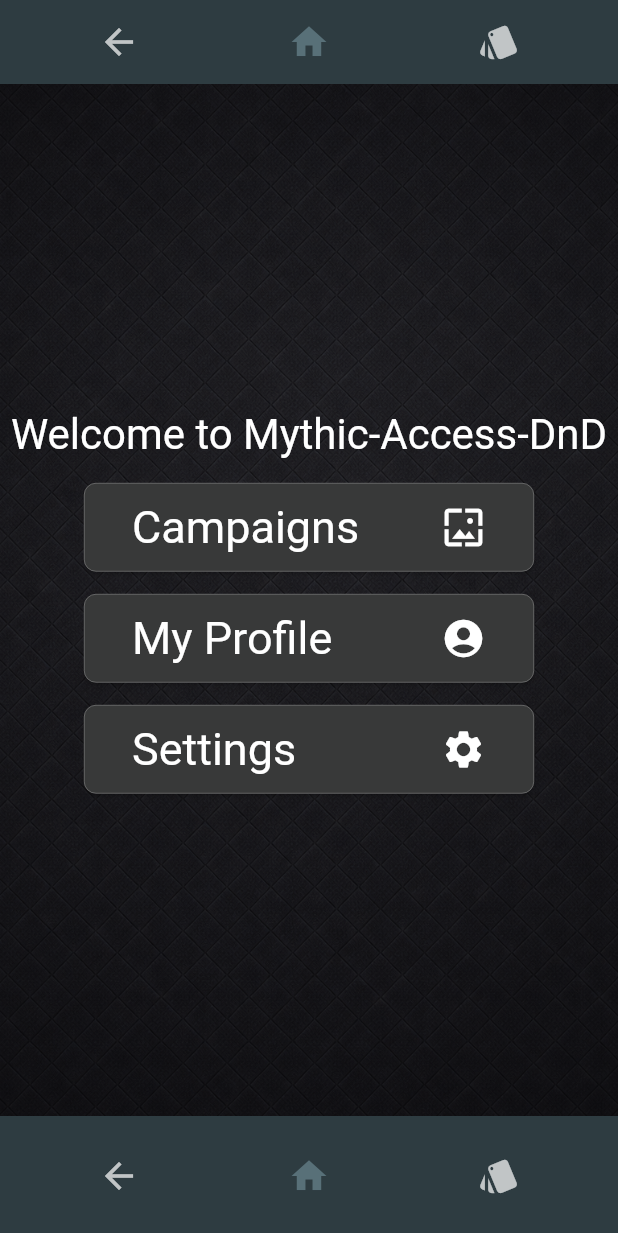
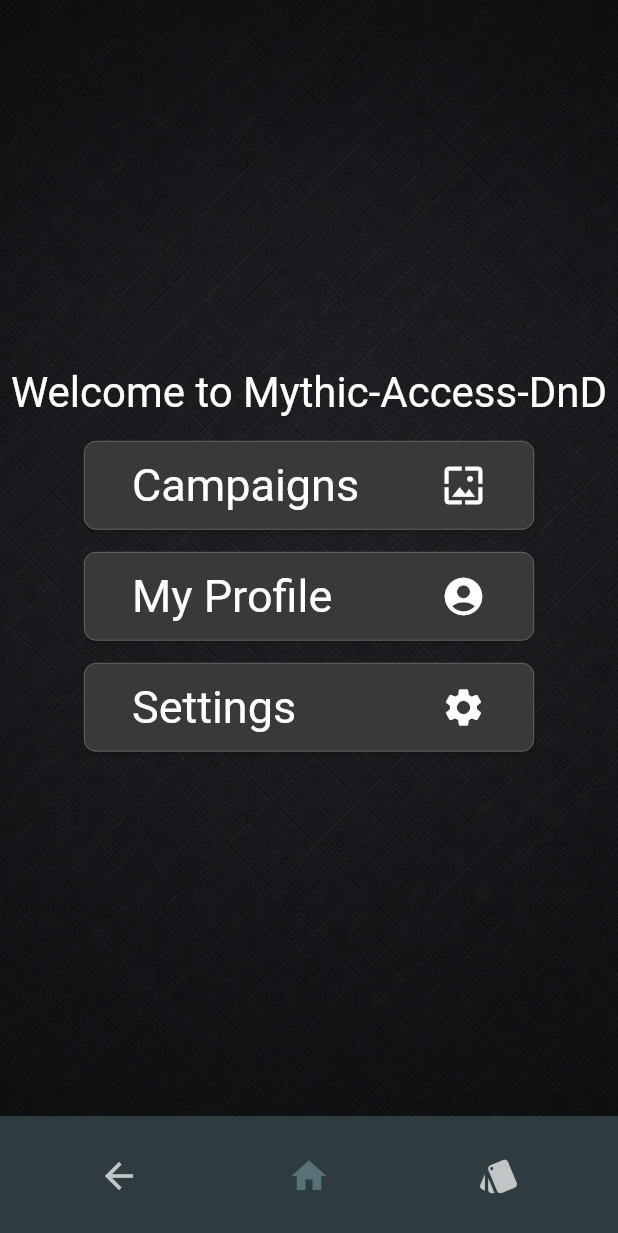
Before and after one commit to jensma89/mythic-access-frontend, a Flutter app: the StartPage screen opened by its route, on a phone screen of 412 x 824 dp. Shown: the top 1233 px of the screen. Run offline on Flutter 3.47's test engine with Material 3 defaults, Android fonts, the phone set to English and light mode, and no system bars.

Commit message:
Create a helper function for DRY

```diff
--- a/lib/components/nav_bar.dart
+++ b/lib/components/nav_bar.dart
@@ -5,7 +5,7 @@ import 'button.dart';
 enum NavItem { back, home, cardToggle }
 
 // Class for a adaptive navigation bar, change size by different devices
-class AdaptiveNavBar extends StatelessWidget {
+class AdaptiveNavBar extends StatelessWidget implements PreferredSizeWidget {
   final NavItem? activeItem;
   final VoidCallback onBack;
   final VoidCallback onHome;
@@ -24,31 +24,31 @@ class AdaptiveNavBar extends StatelessWidget {
     final width = MediaQuery.of(context).size.width;
     final isMobile = width < 600;
 
-    return isMobile
-        ? _BottomNavBar(
-            activeItem: activeItem,
-            onBack: onBack,
-            onHome: onHome,
-            onToggleCard: onToggleCard,
-          )
-        : _TopNavBar(
-            activeItem: activeItem,
-            onBack: onBack,
-            onHome: onHome,
-            onToggleCard: onToggleCard,
-          );
+    if (isMobile) {
+      return const SizedBox.shrink();
+    }
+    return _TopNavBar(
+      activeItem: activeItem,
+      onBack: onBack,
+      onHome: onHome,
+      onToggleCard: onToggleCard,
+    );
   }
+
+  @override
+  Size get preferredSize => const Size.fromHeight(kToolbarHeight);
 }
 
 // Bottom navigation bar (mobile)
-class _BottomNavBar extends StatelessWidget {
+class AdaptiveBottomNavBar extends StatelessWidget {
   final NavItem? activeItem;
   final VoidCallback onBack;
   final VoidCallback onHome;
   final VoidCallback onToggleCard;
 
-  const _BottomNavBar({
-    required this.activeItem,
+  const AdaptiveBottomNavBar({
+    super.key,
+    this.activeItem,
     required this.onBack,
     required this.onHome,
     required this.onToggleCard,
@@ -56,41 +56,17 @@ class _BottomNavBar extends StatelessWidget {
 
   @override
   Widget build(BuildContext context) {
-    return Semantics(
-      container: true,
-      label: 'Main Navigation',
-      child: BottomAppBar(
-        color: Theme.of(context).colorScheme.surface,
-        child: Row(
-          mainAxisAlignment: MainAxisAlignment.spaceAround,
-          children: [
-            // Navigation button to go back to previous page
-            _NavButton(
-              icon: Icons.arrow_back,
-              label: 'Back',
-              semanticsLabel: 'Navigate back',
-              onPressed: onBack,
-              active: activeItem == NavItem.back,
-            ),
-            // Navigation button to go to start page
-            _NavButton(
-              icon: Icons.home,
-              label: 'Home',
-              semanticsLabel: 'Go to home screen',
-              onPressed: onHome,
-              active: activeItem == NavItem.home,
-            ),
-            // Navigation button to show/hide the settings card
-            _NavButton(
-              icon: Icons.style,
-              label: 'Card',
-              semanticsLabel: 'Show or hide short setting card',
-              onPressed: onToggleCard,
-              active: activeItem == NavItem.cardToggle,
-            ),
-          ],
-        ),
-      ),
+    final width = MediaQuery.of(context).size.width;
+    final isMobile = width < 600;
+
+    if (!isMobile) {
+      return const SizedBox.shrink();
+    }
+    return _BottomNavBar(
+      activeItem: activeItem,
+      onBack: onBack,
+      onHome: onHome,
+      onToggleCard: onToggleCard,
     );
   }
 }
@@ -141,6 +117,58 @@ class _TopNavBar extends StatelessWidget {
   }
 }
 
+// Class for the bottom navigation bar (mobile)
+class _BottomNavBar extends StatelessWidget {
+  final NavItem? activeItem;
+  final VoidCallback onBack;
+  final VoidCallback onHome;
+  final VoidCallback onToggleCard;
+
+  const _BottomNavBar({
+    this.activeItem,
+    required this.onBack,
+    required this.onHome,
+    required this.onToggleCard,
+  });
+
+  @override
+  Widget build(BuildContext context) {
+    return Semantics(
+      container: true,
+      label: 'Main navigation',
+      child: BottomAppBar(
+        color: Theme.of(context).colorScheme.surface,
+        child: Row(
+          mainAxisAlignment: MainAxisAlignment.spaceAround,
+          children: [
+            _NavButton(
+              icon: Icons.arrow_back,
+              label: 'Back',
+              semanticsLabel: 'Navigate back',
+              onPressed: onBack,
+              active: activeItem == NavItem.back,
+            ),
+            _NavButton(
+              icon: Icons.home,
+              label: 'Home',
+              semanticsLabel: 'Go to home screen',
+              onPressed: onHome,
+              active: activeItem == NavItem.home,
+            ),
+            _NavButton(
+              icon: Icons.style,
+              label: 'Card',
+              semanticsLabel: 'Show or hide short setting card',
+              onPressed: onToggleCard,
+              active: activeItem == NavItem.cardToggle,
+            ),
+          ],
+        ),
+      ),
+    );
+  }
+}
+
 // Shared navigation button with delay and semantics
 class _NavButton extends StatelessWidget {
   final IconData icon;
--- a/lib/pages/start_page.dart
+++ b/lib/pages/start_page.dart
@@ -15,31 +15,20 @@ class StartPage extends StatelessWidget {
         backgroundColor: Colors.transparent,
 
         // Adaptive navigation bar for desktop/web
-        appBar: PreferredSize(
-          preferredSize: const Size.fromHeight(kToolbarHeight),
-          child: AdaptiveNavBar(
-            activeItem: NavItem.home,
-            onBack: () {
-              Navigator.of(context).maybePop();
-            },
-            onHome: () {
-              // Already on home
-            },
-            onToggleCard: () {
-              print('Toggle card visibility');
-            },
-          ),
+        appBar: AdaptiveNavBar(
+          activeItem: NavItem.home,
+          onBack: () => Navigator.of(context).maybePop(),
+          onHome: () {},
+          onToggleCard: () {
+            print('Toggle card visibility');
+          },
         ),
 
         // Adaptive navigation bar for mobile
-        bottomNavigationBar: AdaptiveNavBar(
+        bottomNavigationBar: AdaptiveBottomNavBar(
           activeItem: NavItem.home,
-          onBack: () {
-            Navigator.of(context).maybePop();
-          },
-          onHome: () {
-            // Already on home page
-          },
+          onBack: () => Navigator.of(context).maybePop(),
+          onHome: () {},
           onToggleCard: () {
             print('Toggle card visibility');
           },
```
Also changed, not shown: lib/components/adaptive_scaffold.dart (added, +60 -0 lines).
